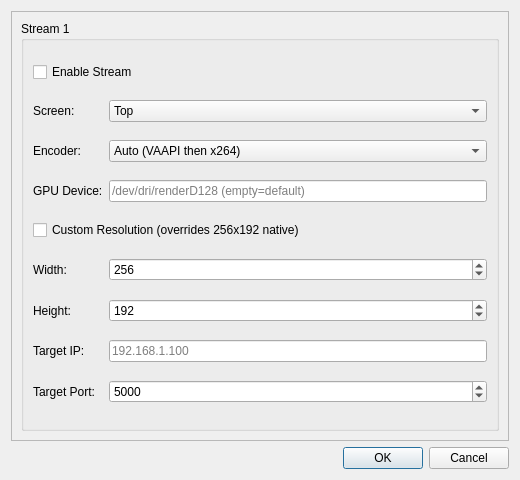
Above: src/frontend/qt_sdl/StreamingSettingsDialog.ui from phly95/melonDS-upad before the change. Below: the same form after it.
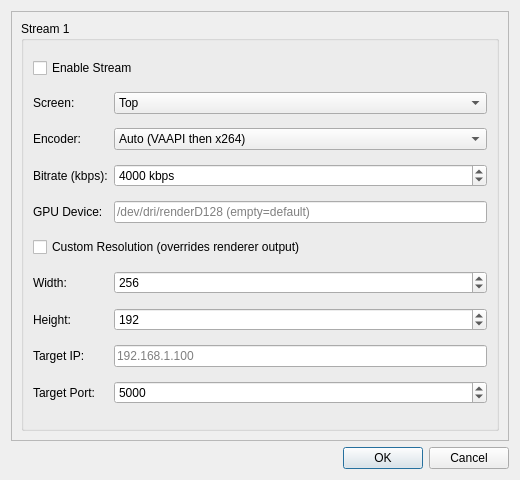
That is the form after the change.

Commit message: Add bitrate setting and fix upscaled resolution streaming

Patch:
```diff
--- a/src/frontend/qt_sdl/StreamingSettingsDialog.ui
+++ b/src/frontend/qt_sdl/StreamingSettingsDialog.ui
@@ -68,64 +68,77 @@
            </widget>
           </item>
           <item row="3" column="0">
+           <widget class="QLabel" name="streaming_bitrate_label">
+            <property name="text"><string>Bitrate (kbps):</string></property>
+           </widget>
+          </item>
+          <item row="3" column="1">
+           <widget class="QSpinBox" name="streaming_bitrate_spin">
+            <property name="minimum"><number>100</number></property>
+            <property name="maximum"><number>100000</number></property>
+            <property name="value"><number>4000</number></property>
+            <property name="suffix"><string> kbps</string></property>
+           </widget>
+          </item>
+          <item row="4" column="0">
            <widget class="QLabel" name="streaming_gpu_label">
             <property name="text"><string>GPU Device:</string></property>
            </widget>
           </item>
-          <item row="3" column="1">
+          <item row="4" column="1">
            <widget class="QLineEdit" name="streaming_gpu_edit">
             <property name="placeholderText">
              <string>/dev/dri/renderD128 (empty=default)</string>
             </property>
            </widget>
           </item>
-          <item row="4" column="0" colspan="2">
+          <item row="5" column="0" colspan="2">
            <widget class="QCheckBox" name="streaming_custom_res_check">
             <property name="text">
-             <string>Custom Resolution (overrides 256x192 native)</string>
+             <string>Custom Resolution (overrides renderer output)</string>
             </property>
            </widget>
           </item>
-          <item row="5" column="0">
+          <item row="6" column="0">
            <widget class="QLabel" name="streaming_width_label">
             <property name="text"><string>Width:</string></property>
            </widget>
           </item>
-          <item row="5" column="1">
+          <item row="6" column="1">
            <widget class="QSpinBox" name="streaming_width_spin">
             <property name="minimum"><number>64</number></property>
             <property name="maximum"><number>3840</number></property>
             <property name="value"><number>256</number></property>
            </widget>
           </item>
-          <item row="6" column="0">
+          <item row="7" column="0">
            <widget class="QLabel" name="streaming_height_label">
             <property name="text"><string>Height:</string></property>
            </widget>
           </item>
-          <item row="6" column="1">
+          <item row="7" column="1">
            <widget class="QSpinBox" name="streaming_height_spin">
             <property name="minimum"><number>64</number></property>
             <property name="maximum"><number>2160</number></property>
             <property name="value"><number>192</number></property>
            </widget>
           </item>
-          <item row="7" column="0">
+          <item row="8" column="0">
            <widget class="QLabel" name="target_ip_label">
             <property name="text"><string>Target IP:</string></property>
            </widget>
           </item>
-          <item row="7" column="1">
+          <item row="8" column="1">
            <widget class="QLineEdit" name="target_ip_edit">
             <property name="placeholderText"><string>192.168.1.100</string></property>
            </widget>
           </item>
-          <item row="8" column="0">
+          <item row="9" column="0">
            <widget class="QLabel" name="target_port_label">
             <property name="text"><string>Target Port:</string></property>
            </widget>
           </item>
-          <item row="8" column="1">
+          <item row="9" column="1">
            <widget class="QSpinBox" name="target_port_spin">
             <property name="minimum"><number>1</number></property>
             <property name="maximum"><number>65535</number></property>
```
The commit also changes 5 other files.
